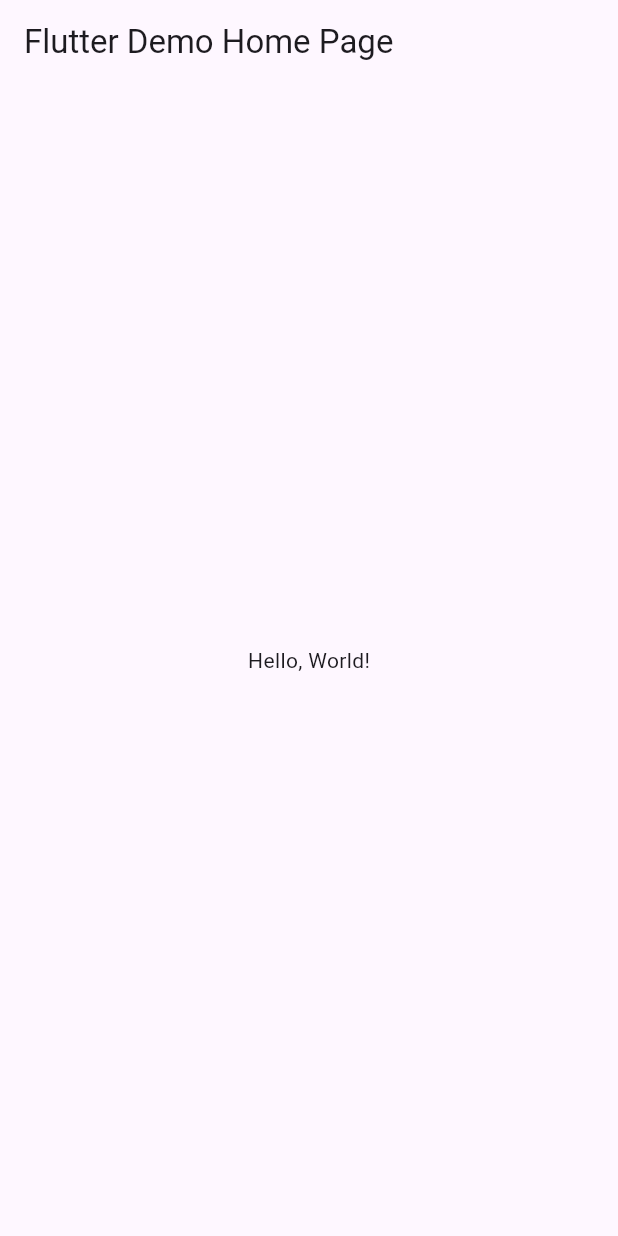
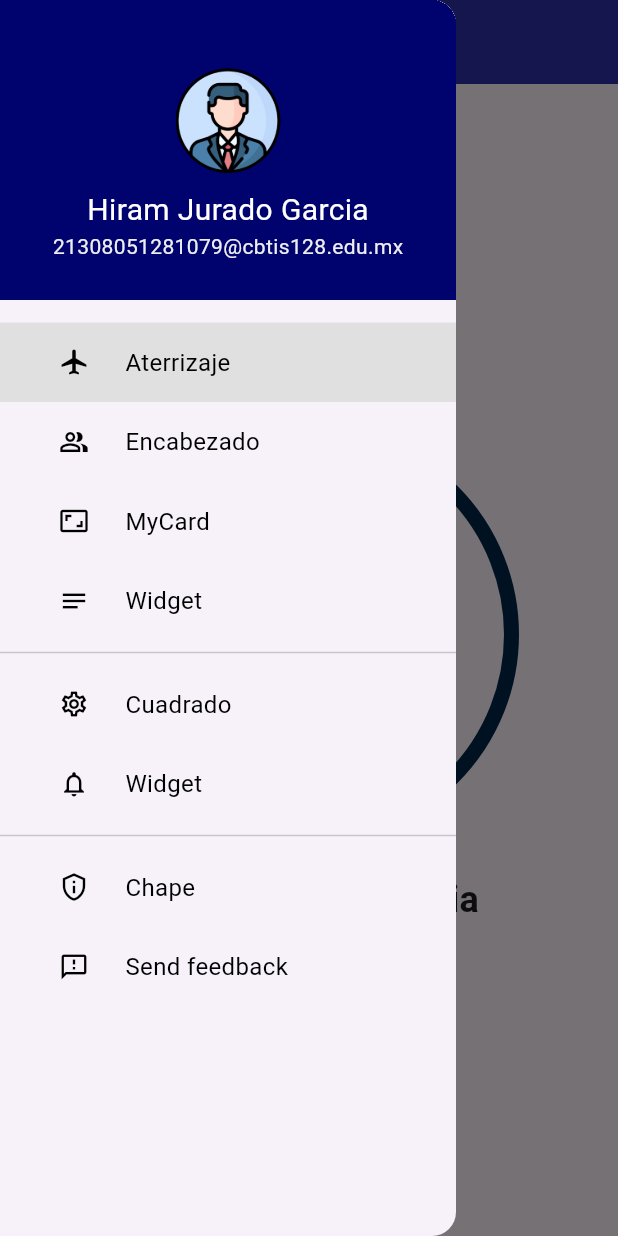
Before and after one commit to HiramJJG/U2_A3_Drawerpag, a Flutter app: the screen it shows after launch, with the side drawer open (before the commit the screen has no drawer), on a phone screen of 412 x 824 dp. Run offline on Flutter 3.47's test engine with Material 3 defaults, Android fonts, the phone set to English and light mode, and no system bars.

Commit message:
Actividad 3

```diff
--- /dev/null
+++ b/lib/deshboard.dart
@@ -0,0 +1,44 @@
+import 'package:flutter/material.dart';
+
+class DashboardPage extends StatelessWidget {
+  @override
+  Widget build(BuildContext context) {
+    return Scaffold(
+      body: Center(
+        child: Column(
+          mainAxisAlignment: MainAxisAlignment.center,
+          children: [
+            Container(
+              margin: EdgeInsets.only(top: 20),
+              decoration: BoxDecoration(
+                shape: BoxShape.circle,
+                border: Border.all(
+                  color: Color(0xff012649),
+                  width: 10,
+                ),
+              ),
+              width: 280,
+              height: 280,
+              alignment: Alignment.center,
+              child: Text(
+                'J',
+                style: TextStyle(
+                  fontSize: 180,
+                  color: Color(0xff240541),
+                ),
+              ),
+            ),
+            SizedBox(height: 20), // Separación agregada entre los widgets
+            Text(
+              "Hiram Jurado Garcia",
+              style: TextStyle(
+                fontWeight: FontWeight.bold,
+                fontSize: 24,
+              ),
+            ),
+          ],
+        ),
+      ),
+    );
+  }
+}
--- a/lib/main.dart
+++ b/lib/main.dart
@@ -1,43 +1,173 @@
 import 'package:flutter/material.dart';
+import 'contacts.dart';
+import 'deshboard.dart';
+import 'events.dart';
+import 'my_drawer_header.dart';
+import 'notes.dart';
+import 'notifications.dart';
+import 'package:Jurado1079/send_feedback.dart';
+import 'package:Jurado1079/settings.dart';
+import 'package:Jurado1079/privacy_policy.dart';
 
-void main() => runApp(MyApp());
+void main() {
+  runApp(MyApp());
+}
 
 class MyApp extends StatelessWidget {
-  const MyApp({super.key});
-  // This widget is the root of your application.
+  const MyApp({Key? key}) : super(key: key);
   @override
   Widget build(BuildContext context) {
     return MaterialApp(
-      // Application name
-      title: 'Flutter Hello World',
-      // Application theme data, you can set the colors for the application as
-      // you want
-      theme: ThemeData(
-        // useMaterial3: false,
-        primarySwatch: Colors.blue,
-      ),
-      // A widget which will be started on application startup
-      home: MyHomePage(title: 'Flutter Demo Home Page'),
+      debugShowCheckedModeBanner: false,
+      home: HomePage(),
     );
   }
 }
+//s9s9s9s  rrrrrrr
 
-class MyHomePage extends StatelessWidget {
-  final String title;
-  const MyHomePage({super.key, required this.title});
+class HomePage extends StatefulWidget {
+  const HomePage({Key? key}) : super(key: key);
+  @override
+  _HomePageState createState() => _HomePageState();
+}
+
+class _HomePageState extends State<HomePage> {
+  var currentPage = DrawerSections.dashboard;
 
   @override
   Widget build(BuildContext context) {
+    var container;
+    if (currentPage == DrawerSections.dashboard) {
+      container = DashboardPage();
+    } else if (currentPage == DrawerSections.contacts) {
+      container = ContactsPage();
+    } else if (currentPage == DrawerSections.events) {
+      container = EventsPage();
+    } else if (currentPage == DrawerSections.notes) {
+      container = NotesPage();
+    } else if (currentPage == DrawerSections.settings) {
+      container = SettingsPage();
+    } else if (currentPage == DrawerSections.notifications) {
+      container = NotificationsPage();
+    } else if (currentPage == DrawerSections.privacy_policy) {
+      container = PrivacyPolicyPage();
+    } else if (currentPage == DrawerSections.send_feedback) {
+      container = SendFeedbackPage();
+    }
     return Scaffold(
       appBar: AppBar(
-        // The title text which will be shown on the action bar
-        title: Text(title),
+        backgroundColor: Color(0xff2d2fab),
+        title: Text("Drawer Pages", style: TextStyle(color: Colors.white)),
       ),
-      body: Center(
-        child: Text(
-          'Hello, World!',
+      body: container,
+      drawer: Drawer(
+        child: SingleChildScrollView(
+          child: Container(
+            child: Column(
+              children: [
+                MyHeaderDrawer(),
+                MyDrawerList(),
+              ],
+            ),
+          ),
+        ),
+      ),
+    );
+  }
+
+  Widget MyDrawerList() {
+    return Container(
+      padding: EdgeInsets.only(
+        top: 15,
+      ),
+      child: Column(
+        // shows the list of menu drawer
+        children: [
+          menuItem(1, "Aterrizaje", Icons.local_airport,
+              currentPage == DrawerSections.dashboard ? true : false),
+          menuItem(2, "Encabezado", Icons.people_alt_outlined,
+              currentPage == DrawerSections.contacts ? true : false),
+          menuItem(3, "MyCard", IconData(0xe0a3, fontFamily: 'MaterialIcons'),
+              currentPage == DrawerSections.events ? true : false),
+          menuItem(4, "Widget", Icons.notes,
+              currentPage == DrawerSections.notes ? true : false),
+          Divider(),
+          menuItem(5, "Cuadrado", Icons.settings_outlined,
+              currentPage == DrawerSections.settings ? true : false),
+          menuItem(6, "Widget", Icons.notifications_outlined,
+              currentPage == DrawerSections.notifications ? true : false),
+          Divider(),
+          menuItem(7, "Chape ", Icons.privacy_tip_outlined,
+              currentPage == DrawerSections.privacy_policy ? true : false),
+          menuItem(8, "Send feedback", Icons.feedback_outlined,
+              currentPage == DrawerSections.send_feedback ? true : false),
+        ],
+      ),
+    );
+  }
+
+  Widget menuItem(int id, String title, IconData icon, bool selected) {
+    return Material(
+      color: selected ? Colors.grey[300] : Colors.transparent,
+      child: InkWell(
+        onTap: () {
+          Navigator.pop(context);
+          setState(() {
+            if (id == 1) {
+              currentPage = DrawerSections.dashboard;
+            } else if (id == 2) {
+              currentPage = DrawerSections.contacts;
+            } else if (id == 3) {
+              currentPage = DrawerSections.events;
+            } else if (id == 4) {
+              currentPage = DrawerSections.notes;
+            } else if (id == 5) {
+              currentPage = DrawerSections.settings;
+            } else if (id == 6) {
+              currentPage = DrawerSections.notifications;
+            } else if (id == 7) {
+              currentPage = DrawerSections.privacy_policy;
+            } else if (id == 8) {
+              currentPage = DrawerSections.send_feedback;
+            }
+          });
+        },
+        child: Padding(
+          padding: EdgeInsets.all(15.0),
+          child: Row(
+            children: [
+              Expanded(
+                child: Icon(
+                  icon,
+                  size: 20,
+                  color: Colors.black,
+                ),
+              ),
+              Expanded(
+                flex: 3,
+                child: Text(
+                  title,
+                  style: TextStyle(
+                    color: Colors.black,
+                    fontSize: 16,
+                  ),
+                ),
+              ),
+            ],
+          ),
         ),
       ),
     );
   }
 }
+
+enum DrawerSections {
+  dashboard,
+  contacts,
+  events,
+  notes,
+  settings,
+  notifications,
+  privacy_policy,
+  send_feedback,
+}
--- /dev/null
+++ b/lib/my_drawer_header.dart
@@ -0,0 +1,44 @@
+import 'package:flutter/material.dart';
+
+class MyHeaderDrawer extends StatefulWidget {
+  @override
+  _MyHeaderDrawerState createState() => _MyHeaderDrawerState();
+}
+
+class _MyHeaderDrawerState extends State<MyHeaderDrawer> {
+  @override
+  Widget build(BuildContext context) {
+    return Container(
+      color: Color(0xff00026e),
+      width: double.infinity,
+      height: 200,
+      padding: EdgeInsets.only(top: 20.0),
+      child: Column(
+        mainAxisAlignment: MainAxisAlignment.center,
+        children: [
+          Container(
+            margin: EdgeInsets.only(bottom: 10),
+            height: 70,
+            decoration: BoxDecoration(
+              shape: BoxShape.circle,
+              image: DecorationImage(
+                image: AssetImage('assets/images/profile.jpg'),
+              ),
+            ),
+          ),
+          Text(
+            "Hiram Jurado Garcia",
+            style: TextStyle(color: Colors.white, fontSize: 20),
+          ),
+          Text(
+            "21308051281079@cbtis128.edu.mx",
+            style: TextStyle(
+              color: Colors.grey[200],
+              fontSize: 14,
+            ),
+          ),
+        ],
+      ),
+    );
+  }
+}
--- a/pubspec.yaml
+++ b/pubspec.yaml
@@ -17,6 +17,9 @@ dev_dependencies:
 
 flutter:
   uses-material-design: true
+  assets:
+    - assets/images/profile.jpg
+    - assets/
   # assets:
   #  - images/a_dot_burr.jpeg
   #  - images/a_dot_ham.jpeg
```
Also changed, not shown: lib/contacts.dart (added, +64 -0 lines), lib/events.dart (added, +78 -0 lines), lib/notes.dart (added, +65 -0 lines), lib/notifications.dart (added, +67 -0 lines), lib/privacy_policy.dart (added, +56 -0 lines), lib/send_feedback.dart (added, +62 -0 lines), lib/settings.dart (added, +63 -0 lines), assets/images/profile.jpg (added).
